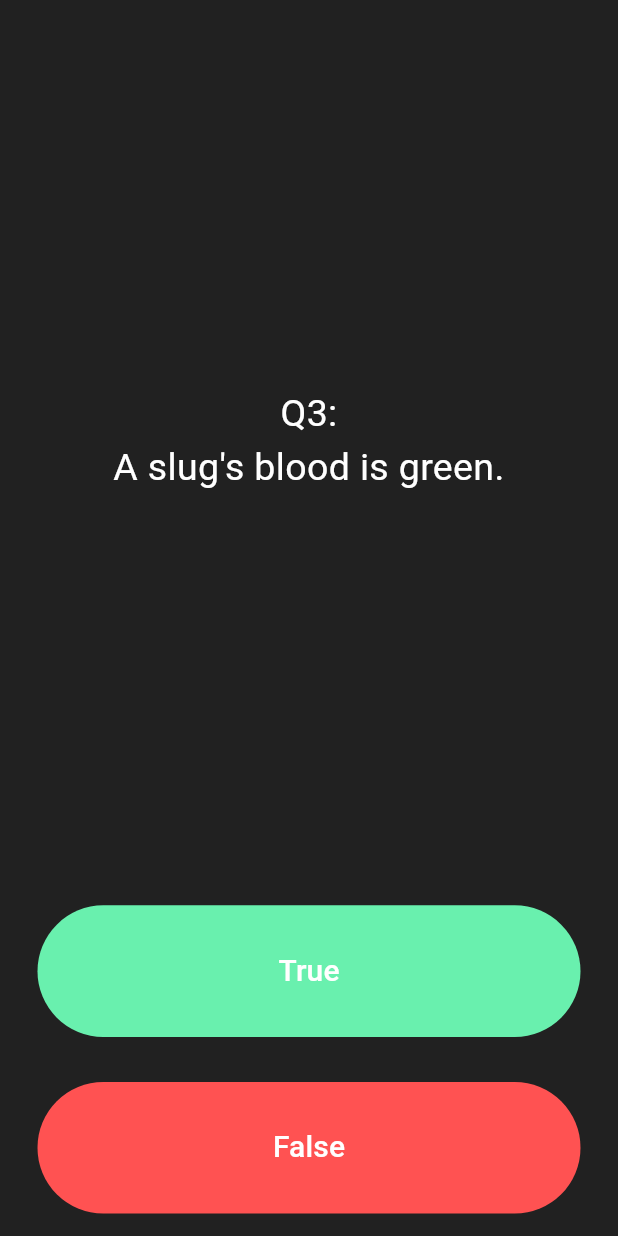
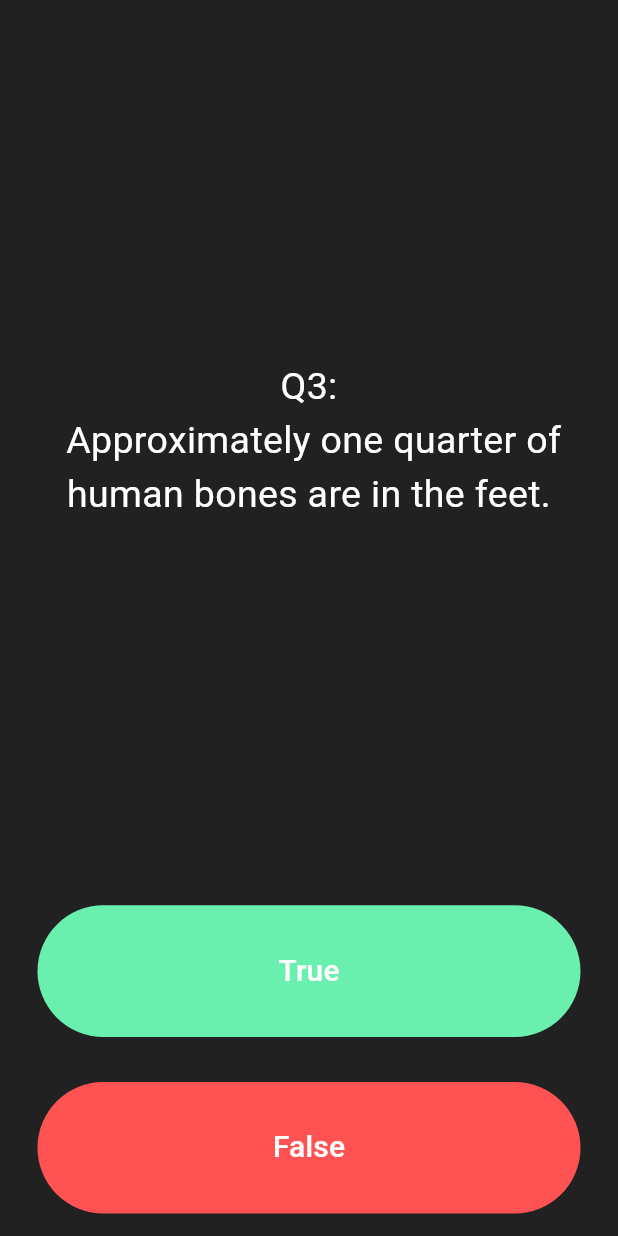
Before and after one commit to hadi488/quiz_app_flutter, a Flutter app: the screen it shows after launch, after a tap on "True", after a tap on "False", on a phone screen of 412 x 824 dp. Run offline on Flutter 3.47's test engine with Material 3 defaults, Android fonts, the phone set to English and light mode, and no system bars.

Commit message:
separating quizbrain class

```diff
--- a/lib/main.dart
+++ b/lib/main.dart
@@ -1,6 +1,7 @@
 import 'package:flutter/material.dart';
-import 'package:quizler_flutter_app/question.dart';
+import 'package:quizler_flutter_app/quiz_brain.dart';
 
+QuizBrain quizBrain = QuizBrain();
 void main() => runApp(Quizzler());
 
 class Quizzler extends StatelessWidget {
@@ -34,30 +35,6 @@
     Icon(Icons.close, color: Colors.red),
   ];
 
-  // 'Q1 : \n You can lead a cow down stairs but not up stairs. false',
-  // 'Q2 : \n Approximately one quarter of human bones are in the feet. true',
-  // 'Q3 : \n A slug\'s blood is green. true',
-  // List<String> questions = [
-  //   'Q1 : \n You can lead a cow down stairs but not up stairs.',
-  //   'Q2 : \n Approximately one quarter of human bones are in the feet.',
-  //   'Q3 : \n A slug\'s blood is green.',
-  //   'End of Quiz',
-  // ];
-  // List<bool> answers = [false, true, true];
-
-  List<Question> questionList = [
-    Question(
-      q: 'Q1: \nYou can lead a cow down stairs but not up stairs.',
-      a: false,
-    ),
-    Question(
-      q: 'Q2: \nApproximately one quarter of human bones are in the feet.',
-      a: true,
-    ),
-    Question(q: 'Q3: \nA slug\'s blood is green.', a: true),
-    Question(q: 'End of Quiz', a: true),
-  ];
-
   int questionNumber = 0;
 
   @override
@@ -72,7 +49,7 @@
             padding: EdgeInsets.all(10.0),
             child: Center(
               child: Text(
-                questionList[questionNumber].questionText,
+                quizBrain.questionList[questionNumber].questionText,
                 textAlign: TextAlign.center,
                 style: TextStyle(fontSize: 25.0, color: Colors.white),
               ),
@@ -89,14 +66,15 @@
                 style: TextStyle(color: Colors.white, fontSize: 20.0),
               ),
               onPressed: () {
-                bool correctAnswer = questionList[questionNumber].answer;
+                bool correctAnswer =
+                    quizBrain.questionList[questionNumber].answer;
                 if (correctAnswer == true) {
                   print('User got it right');
                 } else {
                   print('User got it wrong');
                 }
                 setState(() {
-                  if (questionNumber < questionList.length - 1)
+                  if (questionNumber < quizBrain.questionList.length - 1)
                     questionNumber++;
                 });
               },
@@ -113,14 +91,15 @@
                 style: TextStyle(fontSize: 20.0, color: Colors.white),
               ),
               onPressed: () {
-                bool correctAnswer = questionList[questionNumber].answer;
+                bool correctAnswer =
+                    quizBrain.questionList[questionNumber].answer;
                 if (correctAnswer == false) {
                   print('User got it right');
                 } else {
                   print('User got it wrong');
                 }
                 setState(() {
-                  if (questionNumber < questionList.length - 1)
+                  if (questionNumber < quizBrain.questionList.length - 1)
                     questionNumber++;
                 });
               },
--- /dev/null
+++ b/lib/quiz_brain.dart
@@ -0,0 +1,62 @@
+import 'package:quizler_flutter_app/question.dart';
+
+class QuizBrain {
+  List<Question> questionList = [
+    Question(q: 'Q1: \n Some cats are actually allergic to humans', a: true),
+
+    Question(
+      q: 'Q2: \n You can lead a cow down stairs but not up stairs.',
+      a: false,
+    ),
+
+    Question(
+      q: 'Q3: \n Approximately one quarter of human bones are in the feet.',
+      a: true,
+    ),
+
+    Question(q: 'Q4: \n A slug\'s blood is green.', a: true),
+
+    Question(
+      q: 'Q5: \n Buzz Aldrin\'s mother\'s maiden name was "Moon".',
+      a: true,
+    ),
+
+    Question(
+      q: 'Q6: \n It is illegal to pee in the Ocean in Portugal.',
+      a: true,
+    ),
+
+    Question(
+      q: 'Q7: \n No piece of square dry paper can be folded in half more than 7 times.',
+      a: false,
+    ),
+
+    Question(
+      q: 'Q8: \n In London, UK, if you happen to die in the House of Parliament, you are technically entitled to a state funeral, because the building is considered too sacred a place.',
+      a: true,
+    ),
+
+    Question(
+      q: 'Q9: \n The loudest sound produced by any animal is 188 decibels. That animal is the African Elephant.',
+      a: false,
+    ),
+
+    Question(
+      q: 'Q10: \n The total surface area of two human lungs is approximately 70 square metres.',
+      a: true,
+    ),
+
+    Question(q: 'Q11: \n Google was originally called "Backrub".', a: true),
+
+    Question(
+      q: 'Q12: \n Chocolate affects a dog\'s heart and nervous system; a few ounces are enough to kill a small dog.',
+      a: true,
+    ),
+
+    Question(
+      q: 'Q13: \n In West Virginia, USA, if you accidentally hit an animal with your car, you are free to take it home to eat.',
+      a: true,
+    ),
+    Question(q: 'End of Quiz', a: true),
+  ];
+}
```
